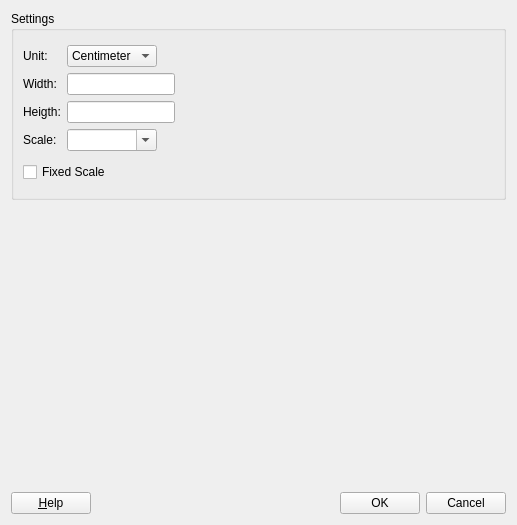
Before: the Qt Designer form src/terralib/layout/qt/ui/MapLayerChoice.ui in claudiobogossian/terraprint, drawn with Qt 5.
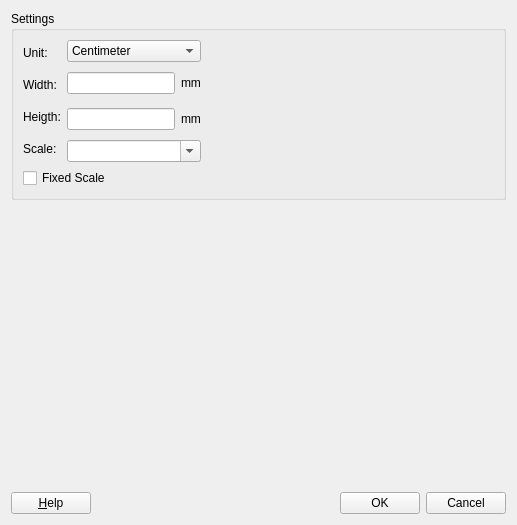
After: the same form once the commit is applied.

Commit message: validating double precision and including unit label fixes #278 #266

Diff of the .ui file:
```diff
--- a/src/terralib/layout/qt/ui/MapLayerChoice.ui
+++ b/src/terralib/layout/qt/ui/MapLayerChoice.ui
@@ -24,9 +24,9 @@
      </property>
      <layout class="QGridLayout" name="gridLayout_6">
       <item row="0" column="0">
-       <layout class="QGridLayout" name="gridLayout_5">
+       <layout class="QGridLayout" name="gridLayout">
         <item row="0" column="0">
-         <layout class="QVBoxLayout" name="verticalLayout">
+         <layout class="QVBoxLayout" name="verticalLayout_2">
           <item>
            <widget class="QLabel" name="label_4">
             <property name="text">
@@ -58,60 +58,8 @@
          </layout>
         </item>
         <item row="0" column="1">
-         <layout class="QGridLayout" name="gridLayout">
-          <item row="1" column="2">
-           <spacer name="horizontalSpacer_5">
-            <property name="orientation">
-             <enum>Qt::Horizontal</enum>
-            </property>
-            <property name="sizeHint" stdset="0">
-             <size>
-              <width>40</width>
-              <height>20</height>
-             </size>
-            </property>
-           </spacer>
-          </item>
-          <item row="1" column="0" colspan="2">
-           <widget class="QLineEdit" name="lneWidth">
-            <property name="sizePolicy">
-             <sizepolicy hsizetype="Fixed" vsizetype="Fixed">
-              <horstretch>0</horstretch>
-              <verstretch>0</verstretch>
-             </sizepolicy>
-            </property>
-            <property name="inputMask">
-             <string/>
-            </property>
-           </widget>
-          </item>
-          <item row="2" column="0" colspan="2">
-           <widget class="QLineEdit" name="lneHeight">
-            <property name="sizePolicy">
-             <sizepolicy hsizetype="Fixed" vsizetype="Fixed">
-              <horstretch>0</horstretch>
-              <verstretch>0</verstretch>
-             </sizepolicy>
-            </property>
-            <property name="inputMask">
-             <string/>
-            </property>
-           </widget>
-          </item>
-          <item row="2" column="2">
-           <spacer name="horizontalSpacer_6">
-            <property name="orientation">
-             <enum>Qt::Horizontal</enum>
-            </property>
-            <property name="sizeHint" stdset="0">
-             <size>
-              <width>40</width>
-              <height>20</height>
-             </size>
-            </property>
-           </spacer>
-          </item>
-          <item row="0" column="0">
+         <layout class="QVBoxLayout" name="verticalLayout">
+          <item>
            <widget class="QComboBox" name="cmbUnit">
             <item>
              <property name="text">
@@ -125,20 +73,55 @@
             </item>
            </widget>
           </item>
-          <item row="3" column="1">
-           <spacer name="horizontalSpacer_7">
-            <property name="orientation">
-             <enum>Qt::Horizontal</enum>
-            </property>
-            <property name="sizeHint" stdset="0">
-             <size>
-              <width>40</width>
-              <height>20</height>
-             </size>
-            </property>
-           </spacer>
+          <item>
+           <layout class="QHBoxLayout" name="horizontalLayout">
+            <item>
+             <widget class="QLineEdit" name="lneWidth">
+              <property name="sizePolicy">
+               <sizepolicy hsizetype="Fixed" vsizetype="Fixed">
+                <horstretch>0</horstretch>
+                <verstretch>0</verstretch>
+               </sizepolicy>
+              </property>
+              <property name="inputMask">
+               <string/>
+              </property>
+             </widget>
+            </item>
+            <item>
+             <widget class="QLabel" name="lblUnitW">
+              <property name="text">
+               <string>mm</string>
+              </property>
+             </widget>
+            </item>
+           </layout>
           </item>
-          <item row="3" column="0">
+          <item>
+           <layout class="QHBoxLayout" name="horizontalLayout_2">
+            <item>
+             <widget class="QLineEdit" name="lneHeight">
+              <property name="sizePolicy">
+               <sizepolicy hsizetype="Fixed" vsizetype="Fixed">
+                <horstretch>0</horstretch>
+                <verstretch>0</verstretch>
+               </sizepolicy>
+              </property>
+              <property name="inputMask">
+               <string/>
+              </property>
+             </widget>
+            </item>
+            <item>
+             <widget class="QLabel" name="lblUnitH">
+              <property name="text">
+               <string>mm</string>
+              </property>
+             </widget>
+            </item>
+           </layout>
+          </item>
+          <item>
            <widget class="QComboBox" name="cmbScale">
             <property name="sizePolicy">
              <sizepolicy hsizetype="Preferred" vsizetype="Fixed">
@@ -151,7 +134,11 @@
             </property>
            </widget>
           </item>
-          <item row="0" column="1">
+         </layout>
+        </item>
+        <item row="0" column="2">
+         <layout class="QVBoxLayout" name="verticalLayout_3">
+          <item>
            <spacer name="horizontalSpacer_4">
             <property name="orientation">
              <enum>Qt::Horizontal</enum>
```
Left out of the diff: 41 changed lines with no effect on the pictures. The commit also changes 12 other files.
